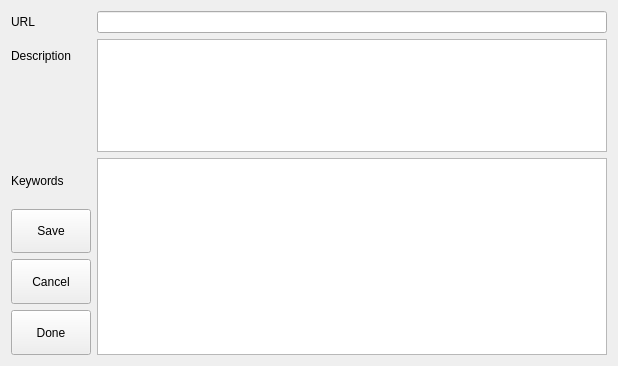
Before: the Qt Designer form ui/entry-form.ui in berndhs/arado, drawn with Qt 5.
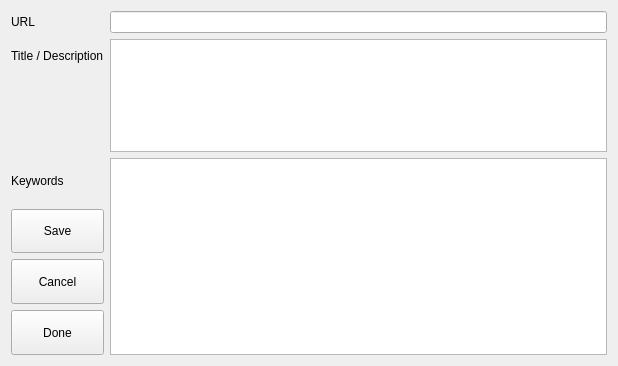
After: the same form once the commit is applied.

Commit message: Title added to Description

```diff
--- a/ui/entry-form.ui
+++ b/ui/entry-form.ui
@@ -34,7 +34,7 @@
    <item row="1" column="0">
     <widget class="QLabel" name="label_2">
      <property name="text">
-      <string>Description</string>
+      <string>Title / Description</string>
      </property>
     </widget>
    </item>
```
